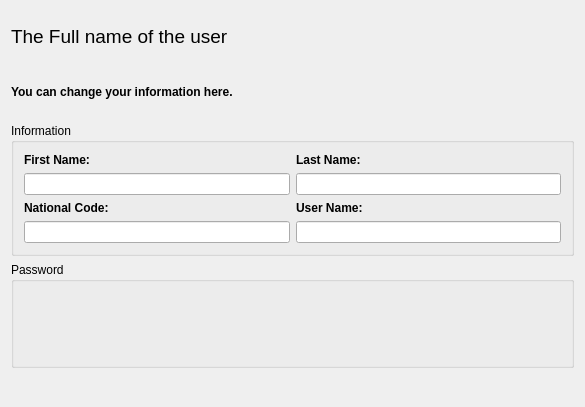
The window that ui/widgets/useredit.ui (amirmohsen1384/transaction) describes before a commit, drawn with Qt 5.
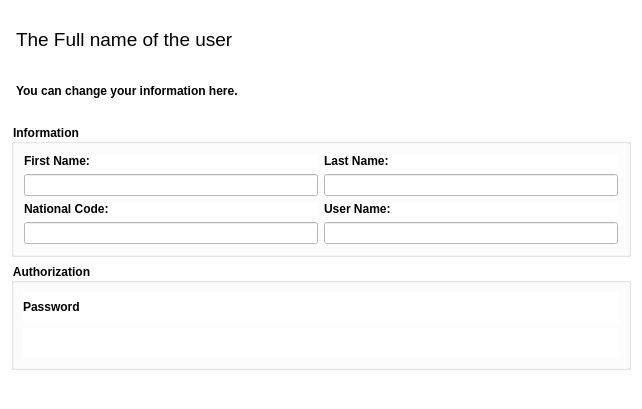
The same window after the commit. Icons and pictures are not drawn.

Commit message: Designed the visual side of the user editor

```diff
--- a/ui/widgets/useredit.ui
+++ b/ui/widgets/useredit.ui
@@ -6,18 +6,33 @@
    <rect>
     <x>0</x>
     <y>0</y>
-    <width>585</width>
-    <height>407</height>
+    <width>642</width>
+    <height>409</height>
    </rect>
   </property>
   <property name="windowTitle">
    <string>Dialog</string>
   </property>
-  <layout class="QGridLayout" name="gridLayout_4">
-   <item row="0" column="0" colspan="6">
-    <layout class="QGridLayout" name="gridLayout_3">
-     <item row="0" column="0">
-      <widget class="QLabel" name="label">
+  <property name="styleSheet">
+   <string notr="true">background-color:white</string>
+  </property>
+  <layout class="QGridLayout" name="mainLayout">
+   <item row="0" column="0" colspan="7">
+    <layout class="QGridLayout" name="titleLayout">
+     <property name="leftMargin">
+      <number>5</number>
+     </property>
+     <property name="topMargin">
+      <number>5</number>
+     </property>
+     <property name="rightMargin">
+      <number>5</number>
+     </property>
+     <property name="bottomMargin">
+      <number>5</number>
+     </property>
+     <item row="0" column="0" colspan="2">
+      <widget class="QLabel" name="title">
        <property name="sizePolicy">
         <sizepolicy hsizetype="MinimumExpanding" vsizetype="Preferred">
          <horstretch>0</horstretch>
@@ -35,8 +50,8 @@
        </property>
       </widget>
      </item>
-     <item row="1" column="0">
-      <widget class="QLabel" name="label_2">
+     <item row="1" column="0" colspan="2">
+      <widget class="QLabel" name="description">
        <property name="sizePolicy">
         <sizepolicy hsizetype="MinimumExpanding" vsizetype="Preferred">
          <horstretch>0</horstretch>
@@ -75,16 +90,8 @@
      </item>
     </layout>
    </item>
-   <item row="2" column="0" colspan="6">
-    <widget class="QGroupBox" name="gridGroupBox">
-     <property name="title">
-      <string>Password</string>
-     </property>
-     <layout class="QGridLayout" name="gridLayout_2"/>
-    </widget>
-   </item>
-   <item row="3" column="5">
-    <spacer name="horizontalSpacer_2">
+   <item row="3" column="6">
+    <spacer name="rightSpacer">
      <property name="orientation">
       <enum>Qt::Orientation::Horizontal</enum>
      </property>
@@ -96,41 +103,13 @@
      </property>
     </spacer>
    </item>
-   <item row="3" column="0">
-    <spacer name="horizontalSpacer">
-     <property name="orientation">
-      <enum>Qt::Orientation::Horizontal</enum>
+   <item row="1" column="0" colspan="7">
+    <widget class="QGroupBox" name="infoGroupBox">
+     <property name="font">
+      <font>
+       <bold>true</bold>
+      </font>
      </property>
-     <property name="sizeHint" stdset="0">
-      <size>
-       <width>40</width>
-       <height>20</height>
-      </size>
-     </property>
-    </spacer>
-   </item>
-   <item row="3" column="2" colspan="3">
-    <widget class="QPushButton" name="pushButton_2">
-     <property name="text">
-      <string/>
-     </property>
-     <property name="icon">
-      <iconset resource="resources.qrc">
-       <normaloff>:/images/widgets/check.png</normaloff>:/images/widgets/check.png</iconset>
-     </property>
-     <property name="iconSize">
-      <size>
-       <width>48</width>
-       <height>48</height>
-      </size>
-     </property>
-     <property name="flat">
-      <bool>true</bool>
-     </property>
-    </widget>
-   </item>
-   <item row="1" column="0" colspan="6">
-    <widget class="QGroupBox" name="">
      <property name="title">
       <string>Information</string>
      </property>
@@ -210,6 +189,101 @@
      </layout>
     </widget>
    </item>
+   <item row="3" column="0">
+    <spacer name="leftSpacer">
+     <property name="orientation">
+      <enum>Qt::Orientation::Horizontal</enum>
+     </property>
+     <property name="sizeHint" stdset="0">
+      <size>
+       <width>40</width>
+       <height>20</height>
+      </size>
+     </property>
+    </spacer>
+   </item>
+   <item row="2" column="0" colspan="7">
+    <widget class="QGroupBox" name="authorizationGroupBox">
+     <property name="font">
+      <font>
+       <bold>true</bold>
+      </font>
+     </property>
+     <property name="title">
+      <string>Authorization</string>
+     </property>
+     <layout class="QGridLayout" name="gridLayout_2">
+      <item row="0" column="0">
+       <widget class="QLabel" name="passwordLabel">
+        <property name="font">
+         <font>
+          <bold>true</bold>
+         </font>
+        </property>
+        <property name="text">
+         <string>Password</string>
+        </property>
+       </widget>
+      </item>
+      <item row="1" column="0">
+       <widget class="QWidget" name="passwordEdit" native="true">
+        <property name="sizePolicy">
+         <sizepolicy hsizetype="MinimumExpanding" vsizetype="Preferred">
+          <horstretch>0</horstretch>
+          <verstretch>0</verstretch>
+         </sizepolicy>
+        </property>
+       </widget>
+      </item>
+     </layout>
+    </widget>
+   </item>
+   <item row="3" column="2" colspan="3">
+    <widget class="QPushButton" name="okButton">
+     <property name="toolTip">
+      <string>OK</string>
+     </property>
+     <property name="text">
+      <string/>
+     </property>
+     <property name="icon">
+      <iconset resource="../../resources.qrc">
+       <normaloff>:/images/widgets/accept.png</normaloff>:/images/widgets/accept.png</iconset>
+     </property>
+     <property name="iconSize">
+      <size>
+       <width>32</width>
+       <height>32</height>
+      </size>
+     </property>
+     <property name="flat">
+      <bool>true</bool>
+     </property>
+    </widget>
+   </item>
+   <item row="3" column="5">
+    <widget class="QPushButton" name="cancelButton">
+     <property name="toolTip">
+      <string>Cancel</string>
+     </property>
+     <property name="text">
+      <string/>
+     </property>
+     <property name="icon">
+      <iconset resource="../../resources.qrc">
+       <normaloff>:/images/widgets/reject.png</normaloff>:/images/widgets/reject.png</iconset>
+     </property>
+     <property name="iconSize">
+      <size>
+       <width>32</width>
+       <height>32</height>
+      </size>
+     </property>
+     <property name="flat">
+      <bool>true</bool>
+     </property>
+    </widget>
+   </item>
   </layout>
  </widget>
  <resources>
```
Left out of the diff: 75 changed lines with no effect on the pictures. The commit also changes 1 other file.
